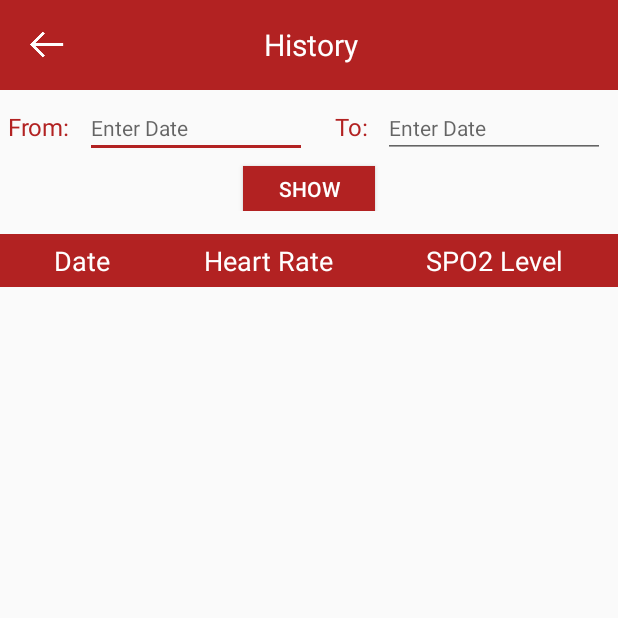
After one commit to mirnaaak/HealthTrackingApp, an Android app built with Jetpack Compose: the history screen opened directly, with no data from a screen before it, on a phone screen of 412 x 824 dp, the top half of it. The commit adds this screen. Run offline under Robolectric (Android 15) with nearby library versions, the phone set to English and light mode, and no system bars.

Commit message:
history+minor-style-edits

```diff
--- a/app/src/main/AndroidManifest.xml
+++ b/app/src/main/AndroidManifest.xml
@@ -12,6 +12,12 @@
         android:supportsRtl="true"
         android:theme="@style/Theme.HealthTrackingApp"
         tools:targetApi="31">
+        <activity
+            android:name=".history"
+            android:exported="false"
+            android:label="@string/title_activity_history"
+            android:theme="@style/Theme.HealthTrackingApp" />
+
         <meta-data
             android:name="com.google.android.actions"
             android:resource="@xml/ic_round_edit_button" />
--- /dev/null
+++ b/app/src/main/java/com/example/healthtrackingapp/history.kt
@@ -0,0 +1,70 @@
+package com.example.healthtrackingapp
+
+import android.app.DatePickerDialog
+import android.content.Context
+import android.content.Intent
+import android.os.Bundle
+import android.text.Editable
+import android.view.inputmethod.InputMethodManager
+import android.widget.Button
+import android.widget.DatePicker
+import android.widget.EditText
+import android.widget.ImageView
+import androidx.activity.ComponentActivity
+import androidx.activity.compose.setContent
+import androidx.activity.enableEdgeToEdge
+import androidx.compose.foundation.layout.fillMaxSize
+import androidx.compose.foundation.layout.padding
+import androidx.compose.material3.DatePickerColors
+import androidx.compose.material3.DatePickerDefaults
+import androidx.compose.material3.DatePickerDialog
+import androidx.compose.material3.Scaffold
+import androidx.compose.material3.Text
+import androidx.compose.runtime.Composable
+import androidx.compose.ui.Modifier
+import androidx.compose.ui.tooling.preview.Preview
+import com.example.healthtrackingapp.ui.theme.HealthTrackingAppTheme
+import java.text.SimpleDateFormat
+import java.util.Calendar
+import java.util.Locale
+
+class history : ComponentActivity() {
+    private val calendar = Calendar.getInstance()
+
+    override fun onCreate(savedInstanceState: Bundle?) {
+        super.onCreate(savedInstanceState)
+        setContentView(R.layout.historylayout)
+
+        val backBtn: ImageView = findViewById(R.id.backArrowImageView)
+
+
+        backBtn.setOnClickListener{
+            val intent = Intent(this, MainActivity::class.java)
+            startActivity(intent)
+        }
+
+        val fromDate: EditText =findViewById(R.id.fromDate)
+        fromDate.setOnClickListener{
+            showDatePicker(fromDate)
+        }
+
+        val toDate: EditText =findViewById(R.id.toDate)
+        toDate.setOnClickListener{
+            showDatePicker(toDate)
+        }
+    }
+
+    private fun showDatePicker(item:EditText) {
+        val datePicker= DatePickerDialog(this,{DatePicker, year: Int, monthOfYear: Int, dayOfMonth: Int ->
+            val selectedDate:Calendar=Calendar.getInstance()
+            selectedDate.set(year,monthOfYear,dayOfMonth)
+            val dateFormat=SimpleDateFormat("dd/MM/yyyy", Locale.getDefault())
+            val formattedDate:String=dateFormat.format(selectedDate.time)
+            item.setText(formattedDate)
+        },
+            calendar.get(Calendar.YEAR),
+            calendar.get(Calendar.MONTH),
+            calendar.get(Calendar.DAY_OF_MONTH)
+        ).show()
+    }
+}
--- /dev/null
+++ b/app/src/main/res/layout/historylayout.xml
@@ -0,0 +1,160 @@
+<?xml version="1.0" encoding="utf-8"?>
+<LinearLayout xmlns:android="http://schemas.android.com/apk/res/android"
+    android:layout_width="match_parent"
+    android:layout_height="match_parent"
+    android:orientation="vertical">
+
+    <LinearLayout
+        android:id="@+id/topBar"
+        android:layout_width="match_parent"
+        android:layout_height="60dp"
+        android:orientation="horizontal"
+        android:background="@color/red"
+        android:padding="10dp"
+        android:gravity="center_vertical">
+
+        <ImageView
+            android:id="@+id/backArrowImageView"
+            android:layout_width="42dp"
+            android:layout_height="30dp"
+            android:maxHeight="10dp"
+            android:src="@drawable/back_arrow"
+            android:background="?android:attr/selectableItemBackgroundBorderless"/>
+
+        <!-- Title -->
+        <TextView
+            android:id="@+id/titleTextView"
+            android:layout_width="wrap_content"
+            android:layout_height="wrap_content"
+            android:layout_weight="1"
+            android:text="History"
+            android:textColor="@android:color/white"
+            android:textSize="20sp"
+            android:gravity="center"
+            android:layout_marginEnd="40dp"/>
+
+    </LinearLayout>
+
+    <LinearLayout
+        android:layout_width="match_parent"
+        android:layout_height="wrap_content"
+        android:orientation="vertical"
+        android:gravity="center">
+
+        <LinearLayout
+            android:layout_width="match_parent"
+            android:layout_height="wrap_content"
+            android:gravity="center"
+            android:orientation="horizontal"
+            android:padding="5dp">
+
+            <LinearLayout
+                android:layout_width="wrap_content"
+                android:layout_height="match_parent"
+                android:layout_marginEnd="15dp"
+                android:layout_weight="1"
+                android:orientation="horizontal">
+
+                <TextView
+                    android:id="@+id/textView1"
+                    android:layout_width="wrap_content"
+                    android:layout_height="wrap_content"
+                    android:layout_marginEnd="10dp"
+                    android:text="From:"
+                    android:textColor="@color/red"
+                    android:textSize="16sp" />
+
+                <EditText
+                    android:id="@+id/fromDate"
+                    android:layout_width="148dp"
+                    android:layout_height="wrap_content"
+                    android:ems="10"
+                    android:hint="Enter Date"
+                    android:inputType="date"
+                    android:textSize="14sp" />
+            </LinearLayout>
+
+            <LinearLayout
+                android:layout_width="wrap_content"
+                android:layout_height="match_parent"
+                android:layout_weight="1"
+                android:orientation="horizontal">
+
+                <TextView
+                    android:id="@+id/textView2"
+                    android:layout_width="wrap_content"
+                    android:layout_height="wrap_content"
+                    android:layout_marginEnd="10dp"
+                    android:text="To:"
+                    android:textColor="@color/red"
+                    android:textSize="16sp" />
+
+                <EditText
+                    android:id="@+id/toDate"
+                    android:layout_width="148dp"
+                    android:layout_height="wrap_content"
+                    android:ems="10"
+                    android:hint="Enter Date"
+                    android:inputType="date"
+                    android:textSize="14sp" />
+
+            </LinearLayout>
+
+        </LinearLayout>
+
+        <Button
+            android:id="@+id/button"
+            android:layout_width="wrap_content"
+            android:layout_height="30dp"
+            android:layout_weight="1"
+            android:background="@color/red"
+            android:text="Show"
+            android:textColor="@color/white" />
+
+    </LinearLayout>
+
+    <TableLayout
+        android:layout_width="match_parent"
+        android:layout_height="match_parent"
+        android:layout_marginTop="15dp">
+
+        <TableRow
+            android:layout_width="match_parent"
+            android:layout_height="wrap_content"
+            android:background="@color/red"
+            android:gravity="center"
+            android:padding="5dp">
+
+            <TextView
+                android:id="@+id/textView8"
+                android:layout_width="wrap_content"
+                android:layout_height="wrap_content"
+                android:layout_weight="1"
+                android:gravity="center"
+                android:text="Date"
+                android:textColor="@color/white"
+                android:textSize="18sp" />
+
+            <TextView
+                android:id="@+id/textView9"
+                android:layout_width="wrap_content"
+                android:layout_height="wrap_content"
+                android:layout_weight="1"
+                android:gravity="center"
+                android:text="Heart Rate"
+                android:textColor="@color/white"
+                android:textSize="18sp" />
+
+            <TextView
+                android:id="@+id/textView10"
+                android:layout_width="wrap_content"
+                android:layout_height="wrap_content"
+                android:layout_weight="1"
+                android:gravity="center"
+                android:text="SPO2 Level"
+                android:textColor="@color/white"
+                android:textSize="18sp" />
+        </TableRow>
+    </TableLayout>
+
+</LinearLayout>
--- a/app/src/main/res/values/strings.xml
+++ b/app/src/main/res/values/strings.xml
@@ -2,4 +2,5 @@
     <string name="app_name">HealthTrackingApp</string>
     <string name="settings">Settings</string>
     <string name="title_activity_settings">settings</string>
+    <string name="title_activity_history">history</string>
 </resources>
--- a/app/src/main/res/values/themes.xml
+++ b/app/src/main/res/values/themes.xml
@@ -1,5 +1,8 @@
 <?xml version="1.0" encoding="utf-8"?>
 <resources>
 
-    <style name="Theme.HealthTrackingApp" parent="android:Theme.Material.Light.NoActionBar" />
+    <style name="Theme.HealthTrackingApp" parent="android:Theme.Material.Light.NoActionBar" >
+        <item name="android:colorAccent">@color/red</item>
+        <item name="android:colorControlActivated">@color/red</item>
+    </style>
 </resources>
```
Also changed, not shown: app/src/main/java/com/example/healthtrackingapp/MainActivity.kt (+7 -0 lines), app/src/main/res/layout/layout1.xml (+22 -20 lines), app/src/main/res/layout/settingslayout.xml (+11 -11 lines), app/src/main/res/values/colors.xml (+3 -5 lines).
